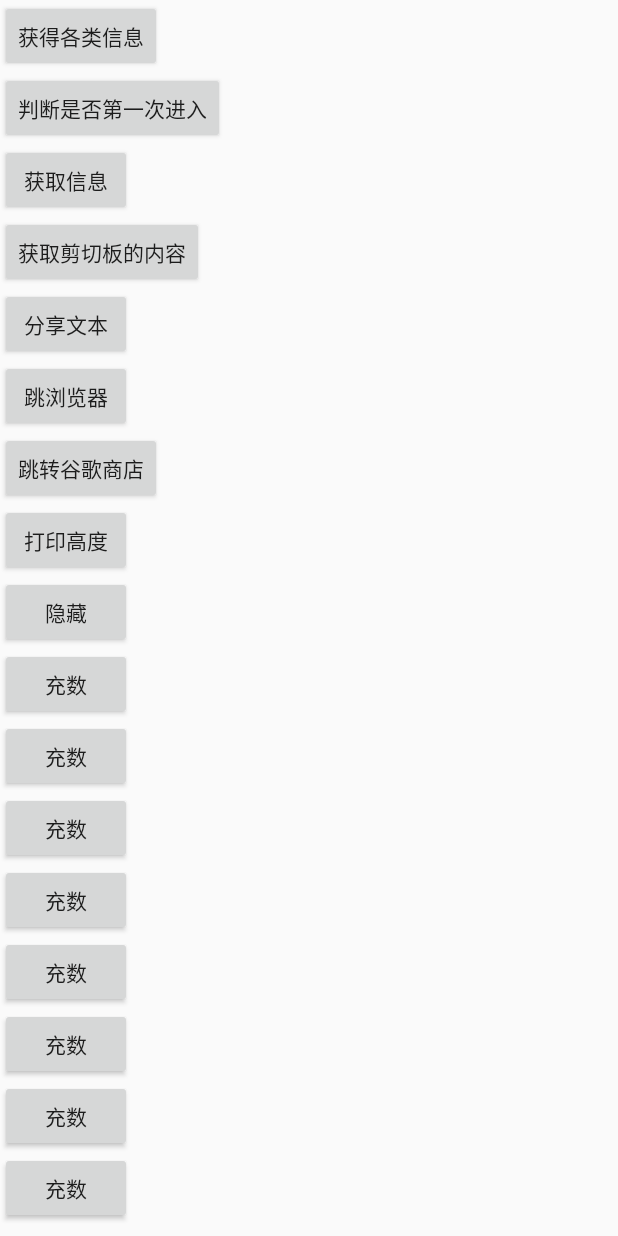
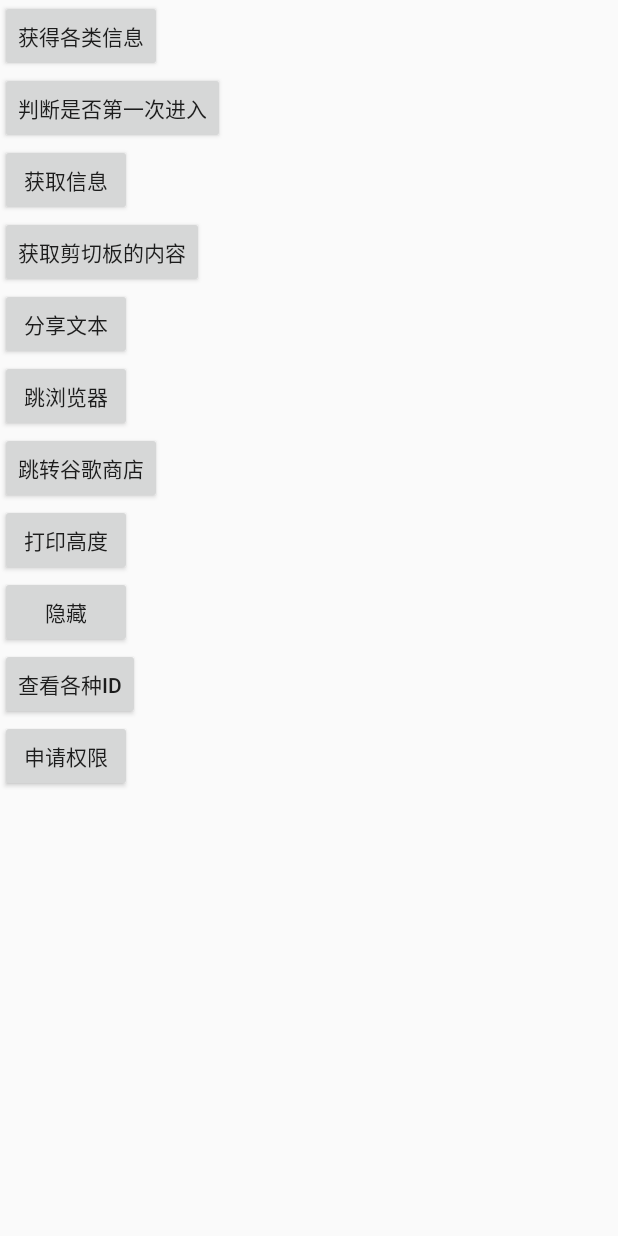
Before and after one commit to 18319557579/UtilsTest, an Android app: the screen it shows after launch (MainActivity), after a tap on "分享文本", on a phone screen of 412 x 824 dp. Run offline under Robolectric (Android 15) with nearby library versions, the phone set to English and light mode, and no system bars.

Commit message:
Merge remote-tracking branch 'refs/remotes/origin/master'
Conflicts:
	app/src/main/java/com/hsf/utilstest/MainActivity.java
	app/src/main/res/layout/activity_main.xml

```diff
--- a/app/src/main/java/com/hsf/utilstest/MainActivity.java
+++ b/app/src/main/java/com/hsf/utilstest/MainActivity.java
@@ -1,6 +1,7 @@
 package com.hsf.utilstest;
 
 import androidx.annotation.Nullable;
+import androidx.annotation.RequiresApi;
 import androidx.appcompat.app.AppCompatActivity;
 import androidx.core.app.ActivityCompat;
 
@@ -139,7 +140,7 @@ public class MainActivity extends AppCompatActivity {
         binding.btnShareText.setOnClickListener(new View.OnClickListener() {
             @Override
             public void onClick(View view) {
-                ShareTest.shareText(MainActivity.this, "我是黄绍飞Daisy");
+                ShareTest.shareText_withCopy(MainActivity.this, "我是黄绍飞Daisy");
             }
         });
 
--- a/app/src/main/res/layout/activity_main.xml
+++ b/app/src/main/res/layout/activity_main.xml
@@ -62,54 +62,6 @@
         android:text="隐藏"/>
 
     <Button
-        android:layout_width="wrap_content"
-        android:layout_height="wrap_content"
-        android:text="充数"/>
-
-    <Button
-        android:layout_width="wrap_content"
-        android:layout_height="wrap_content"
-        android:text="充数"/>
-
-
-    <Button
-        android:layout_width="wrap_content"
-        android:layout_height="wrap_content"
-        android:text="充数"/>
-
-    <Button
-        android:layout_width="wrap_content"
-        android:layout_height="wrap_content"
-        android:text="充数"/>
-
-    <Button
-        android:layout_width="wrap_content"
-        android:layout_height="wrap_content"
-        android:text="充数"/>
-
-    <Button
-        android:layout_width="wrap_content"
-        android:layout_height="wrap_content"
-        android:text="充数"/>
-
-    <Button
-        android:layout_width="wrap_content"
-        android:layout_height="wrap_content"
-        android:text="充数"/>
-
-    <Button
-        android:layout_width="wrap_content"
-        android:layout_height="wrap_content"
-        android:text="充数"/>
-
-    <Button
-        android:layout_width="wrap_content"
-        android:layout_height="wrap_content"
-        android:text="充数"/>
-
-
-
-    <Button
         android:id="@+id/btn_id_show"
         android:layout_width="wrap_content"
         android:layout_height="wrap_content"
```
